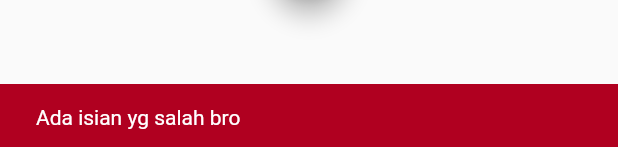
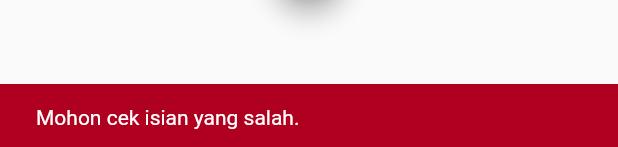
Before and after one commit to YogaCr/sibunda_app, a Flutter app: the SignUpPage widget shown alone on an empty page, opened directly, after a tap on the "arrow forward" icon, on a phone screen of 412 x 824 dp. Shown: the part 1086-1233 px from the top of the screen. Run offline on Flutter 3.47's test engine with Material 2 defaults, Android fonts, the phone set to English and light mode, and no system bars; our stand-ins replace dio, email_validator, flutter_dotenv, flutter_svg, shared_preferences; missing offline and left inert: shared_preferences_web; accounts and stored records are empty.

Commit message:
Penyempurnaan form check

```diff
--- a/modules/common/lib/ui/pages/sign_up_page.dart
+++ b/modules/common/lib/ui/pages/sign_up_page.dart
@@ -21,8 +21,11 @@ class _SignUpPageState extends State<SignUpPage> {
   final pswdTextController = TextEditingController();
   final rePswdTextController = TextEditingController();
 
+  String? existingPrevEmail;
+
   var isNameValid = false;
   var isEmailValid = false;
+  var isEmailAvailable = true;
   var isPswdValid = false;
   var isRePswdValid = false;
   var isInit = false;
@@ -52,9 +55,14 @@ class _SignUpPageState extends State<SignUpPage> {
             label: "Email",
             textController: emailTextController,
             onChanged: (txt) => setState(() {
-              isEmailValid = EmailValidator.validate(txt);
+              isEmailAvailable = txt != existingPrevEmail;
+              isEmailValid = isEmailAvailable && EmailValidator.validate(txt);
             }),
-            errorText: isEmailValid ? null : "Mohon masukan email yang benar.",
+            errorText: isEmailValid
+                ? null
+                : isEmailAvailable
+                  ? "Mohon masukan email yang benar."
+                  : "Email sudah ada.",
           ).withMargin(EdgeInsets.only(top: 20)),
           //Spacer(),
           TxtInput(
@@ -96,11 +104,24 @@ class _SignUpPageState extends State<SignUpPage> {
                   errorMsg = "$errorMsg \nDi login, msg= ${response2.message}";
                 }
               } else {
-                errorMsg = "$errorMsg \nDi signup, msg= ${response.message}";
+                if(response.statusCode == 500){
+                  final data = response.data.toString();
+                  if(data.contains("duplicate key value violates unique constraint")){
+                    errorMsg = "Email ${emailTextController.text} sudah ada.";
+                    setState(() {
+                      isEmailValid = false;
+                      isEmailAvailable = false;
+                      existingPrevEmail = emailTextController.text;
+                    });
+                  } else {
+                    errorMsg = "code= ${response.statusCode} message= ${response.message}";
+                  }
+                }
+                //errorMsg = "$errorMsg \nDi signup, msg= ${response.message}";
               }
               showSnackBar(context, errorMsg);
             } else {
-              showSnackBar(context, "Ada isian yg salah bro");
+              showSnackBar(context, "Mohon cek isian yang salah.");
             }
           }
       ).withMargin(EdgeInsets.only(top: 30)),
--- a/modules/common/lib/util/auth.dart
+++ b/modules/common/lib/util/auth.dart
@@ -69,10 +69,8 @@ class AuthService {
 
   static Future<SimpleNetResponse> signUp(String name, String email, String pswd) async {
     final response = await Auth.signUp(name, email, pswd);
-    print("AuthService.signUp() name= $name email= $email pswd= $pswd response.data= ${response.data}");
     if(response.statusCode == 200){
       final prefs = await Prefs.loadPrefs();
-      print("AuthService.signUp() prefs= $prefs");
       prefs.setString(Auth.KEY_NAME_CLIENT, name);
       prefs.setString(Auth.KEY_EMAIL, email);
     }
@@ -85,13 +83,10 @@ class AuthService {
     final clientId = DotEnv.env[Auth.KEY_CLIENT_ID]!;
     final fcmToken = DotEnv.env[Auth.KEY_FCM_TOKEN]!;
 
-    print("DotEnv.env[KEY_CLIENT_SECRET] = $secret");
     final response = await Auth.login(email, pswd, secret, clientId, fcmToken);
-    print("AuthService.login() response.data= ${response.data} status= ${response.statusCode} msg= ${response.message}");
     if(response.statusCode == 200){
       final prefs = await Prefs.loadPrefs();
       final accessToken = response.data["data"][Auth.KEY_ACCESS_TOKEN] as String;
-      print("AuthService.login() accessToken= $accessToken");
       prefs.setString(Auth.KEY_ACCESS_TOKEN, accessToken);
       prefs.setString(Auth.KEY_EMAIL, email);
     }
```
